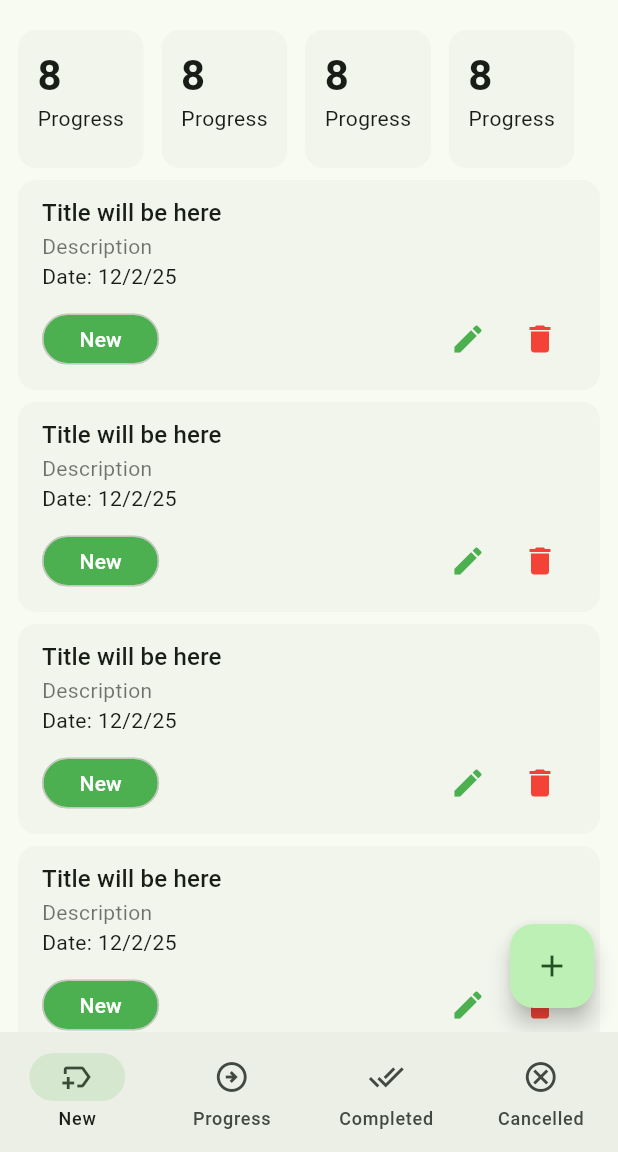
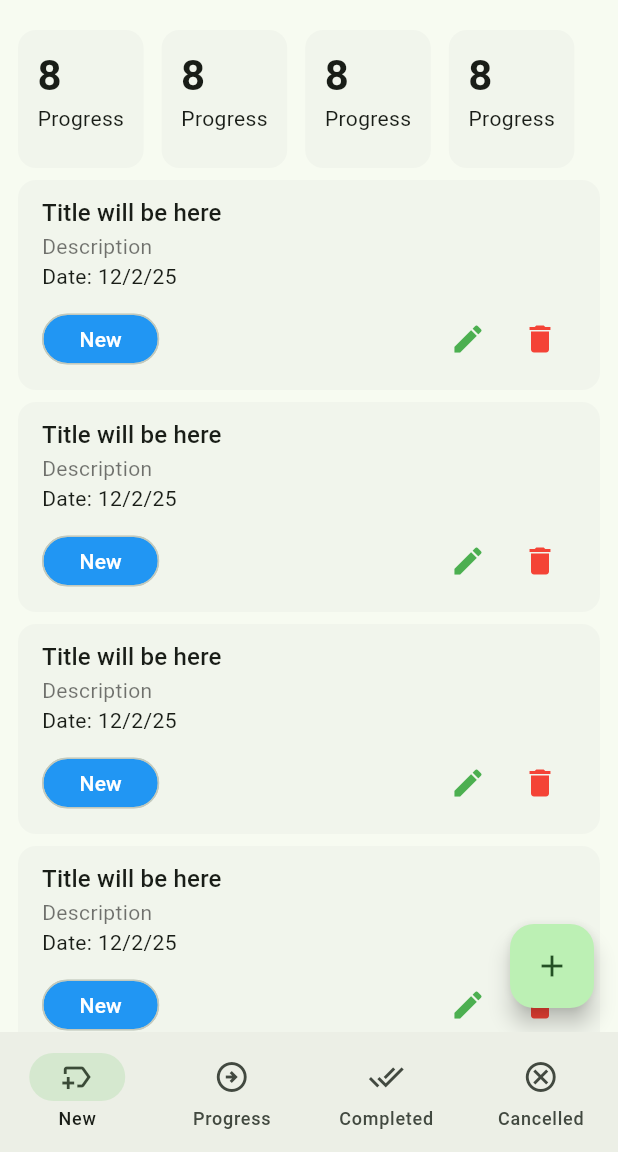
Before and after one commit to nazmul8451/Task-Manager, a Flutter app: the MainNavBarScreen screen opened by its route, on a phone screen of 412 x 824 dp, the part 84-1236 px from its top. Run offline on Flutter 3.47's test engine with Material 3 defaults, Android fonts, the phone set to English and light mode, and no system bars; our stand-ins replace device_preview, email_validator, flutter_svg, image_picker, pin_code_fields.

Commit message:
pushing code

```diff
--- a/lib/ui/screens/Cancelled_task_list_screen.dart
+++ b/lib/ui/screens/Cancelled_task_list_screen.dart
@@ -17,7 +17,9 @@ class _Cancelled_TaskListScreenState extends State<Cancelled_TaskListScreen> {
       child: ListView.builder(
           itemCount: 10,
           itemBuilder: (contex,index){
-            return Task_Card();
+            return Task_Card(
+              taskType: TaskType.cancelled,
+            );
           }),
     );
   }
--- a/lib/ui/screens/Complete_task_list_screen.dart
+++ b/lib/ui/screens/Complete_task_list_screen.dart
@@ -17,7 +17,7 @@ class _Complete_TaskListScreenState extends State<Complete_TaskListScreen> {
       child: ListView.builder(
           itemCount: 10,
           itemBuilder: (contex,index){
-            return Task_Card();
+            return Task_Card(taskType: TaskType.completed,);
           }),
     );
   }
--- a/lib/ui/screens/Progress_task_list_screen.dart
+++ b/lib/ui/screens/Progress_task_list_screen.dart
@@ -17,7 +17,7 @@ class _ProgressTaskListScreenState extends State<ProgressTaskListScreen> {
     child: ListView.builder(
         itemCount: 10,
         itemBuilder: (contex,index){
-          return Task_Card();
+          return Task_Card(taskType: TaskType.progress,);
         }),
     );
   }
--- a/lib/ui/screens/main_nav_bar_screen.dart
+++ b/lib/ui/screens/main_nav_bar_screen.dart
@@ -47,9 +47,11 @@ class _MainNavBarScreenState extends State<MainNavBarScreen> {
             icon: Icon(Icons.done_all_outlined), label: 'Completed'),
         NavigationDestination(
             icon: Icon(Icons.cancel_outlined), label: 'Cancelled'),
-
-
       ]),
     );
   }
+
+
+
+
 }
--- a/lib/ui/screens/new_task_list_screen.dart
+++ b/lib/ui/screens/new_task_list_screen.dart
@@ -1,4 +1,5 @@
 import 'package:flutter/material.dart';
+import 'package:task_management/ui/screens/Add_New_Task.dart';
 
 import '../widgets/TaskCount_summuryCard.dart';
 import '../widgets/Task_Card.dart';
@@ -38,7 +39,7 @@ class _NewTaskListScreenState extends State<NewTaskListScreen> {
             Expanded(child: ListView.builder(
               itemCount: 10,
                 itemBuilder: (contex,index){
-                return Task_Card();
+                return Task_Card(taskType: TaskType.tNew,);
                 }))
           ],
         ),
@@ -51,6 +52,6 @@ class _NewTaskListScreenState extends State<NewTaskListScreen> {
   }
   void _onTapNewTaskButton()
   {
-
+    Navigator.pushNamed(context, AddNewTask.name);
   }
 }
--- a/lib/ui/screens/splash_screen.dart
+++ b/lib/ui/screens/splash_screen.dart
@@ -12,7 +12,6 @@ class SplashScreen extends StatefulWidget {
 }
 
 class _SplashScreenState extends State<SplashScreen> {
-  @override
   @override
   void initState() {
     // TODO: implement initState
--- a/lib/ui/widgets/TaskManager_AppBar.dart
+++ b/lib/ui/widgets/TaskManager_AppBar.dart
@@ -1,4 +1,5 @@
 import 'package:flutter/material.dart';
+import 'package:task_management/ui/screens/Update_profile_screen.dart';
 import 'package:task_management/ui/screens/sign_in_screen.dart';
 class Task_manager_AppBar extends StatefulWidget implements PreferredSizeWidget {
 
@@ -19,7 +20,9 @@ class _Task_manager_AppBarState extends State<Task_manager_AppBar> {
   Widget build(BuildContext context) {
     return AppBar(
       backgroundColor: Colors.green,
-      title: Row(
+      title: GestureDetector(
+        onTap: _onTapProfile_screen,
+        child: Row(
           children: [
             CircleAvatar(
             ),
@@ -44,6 +47,7 @@ class _Task_manager_AppBarState extends State<Task_manager_AppBar> {
         IconButton(onPressed: _onTapLogOutButton, icon: Icon(Icons.logout)),
           ],
         ),
+      ),
     );
   }
 
@@ -53,4 +57,15 @@ class _Task_manager_AppBarState extends State<Task_manager_AppBar> {
   }
 
 
+  void _onTapProfile_screen()
+  {
+    if(ModalRoute.of(context)!.settings.name != UpdateProfileScreen.name)
+      {
+        Navigator.pushNamed(context, UpdateProfileScreen.name);
       }
+
+  }
+
+
+
+}
--- a/lib/ui/widgets/Task_Card.dart
+++ b/lib/ui/widgets/Task_Card.dart
@@ -1,38 +1,68 @@
+import 'package:flutter/material.dart';
 
-import 'package:flutter/material.dart';
+enum TaskType {
+  tNew,
+  progress,
+  completed,
+  cancelled,
+}
+
 class Task_Card extends StatelessWidget {
   const Task_Card({
     super.key,
+    required this.taskType,
   });
-
+  final TaskType taskType;
   @override
   Widget build(BuildContext context) {
     return Card(
       elevation: 0,
-      child: Padding(padding: EdgeInsets.symmetric(
-        horizontal: 16,
-        vertical: 10,
-      ),
+      child: Padding(
+        padding: EdgeInsets.symmetric(
+          horizontal: 16,
+          vertical: 10,
+        ),
         child: Column(
           crossAxisAlignment: CrossAxisAlignment.start,
           children: [
-            Text('Title will be here',
-              style: Theme.of(context).textTheme.titleMedium,),
-            Text('Description',style: TextStyle(color: Colors.black54),),
+            Text(
+              'Title will be here',
+              style: Theme.of(context).textTheme.titleMedium,
+            ),
+            Text(
+              'Description',
+              style: TextStyle(color: Colors.black54),
+            ),
             Text('Date: 12/2/25'),
-            const SizedBox(height: 8,),
+            const SizedBox(
+              height: 8,
+            ),
             Row(
               children: [
-                Chip(label: Text('New',style: TextStyle(color: Colors.white),),
-                  backgroundColor: Colors.green,
+                Chip(
+                  label: Text(
+                    'New',
+                    style: TextStyle(color: Colors.white),
+                  ),
+                  backgroundColor: _getTaskChipColor(),
                   padding: EdgeInsets.symmetric(horizontal: 16),
                   shape: RoundedRectangleBorder(
-                      borderRadius: BorderRadius.circular(20)
-                  ),
+                    side: BorderSide.none,
+                      borderRadius: BorderRadius.circular(20)),
                 ),
                 Spacer(),
-                IconButton(onPressed: (){}, icon:Icon(Icons.edit,color: Colors.green,)),
-                IconButton(onPressed: (){}, icon:Icon(Icons.delete,color: Colors.red,)),
+                IconButton(
+                    onPressed: () {},
+                    icon: Icon(
+                      Icons.edit,
+                      color: Colors.green,
+                    )),
+                IconButton(
+                    onPressed: () {},
+                    icon: Icon(
+                      Icons.delete,
+                      color: Colors.red,
+                    )),
               ],
             )
           ],
@@ -40,4 +70,16 @@ class Task_Card extends StatelessWidget {
       ),
     );
   }
+
+  Color _getTaskChipColor() {
+    if (taskType == TaskType.tNew) {
+      return Colors.blue;
+    } else if (taskType == TaskType.progress) {
+      return Colors.purple;
+    } else if (taskType == TaskType.completed) {
+      return Colors.green;
+    } else {
+      return Colors.red;
+    }
+  }
 }
--- a/pubspec.yaml
+++ b/pubspec.yaml
@@ -37,6 +37,8 @@ dependencies:
   flutter_svg: ^2.2.0
   email_validator: ^3.0.0
   pin_code_fields: ^8.0.1
+  image_picker: ^1.1.2
+  http: ^1.4.0
 
 dev_dependencies:
   flutter_test:
```
Also changed, not shown: lib/data/service/network_caller.dart (added, +24 -0 lines), lib/main.dart (+5 -2 lines), lib/ui/screens/Add_New_Task.dart (added, +79 -0 lines), lib/ui/screens/Update_profile_screen.dart (added, +197 -0 lines), pubspec.lock. Lines whose indentation alone changed are shown as unchanged.
